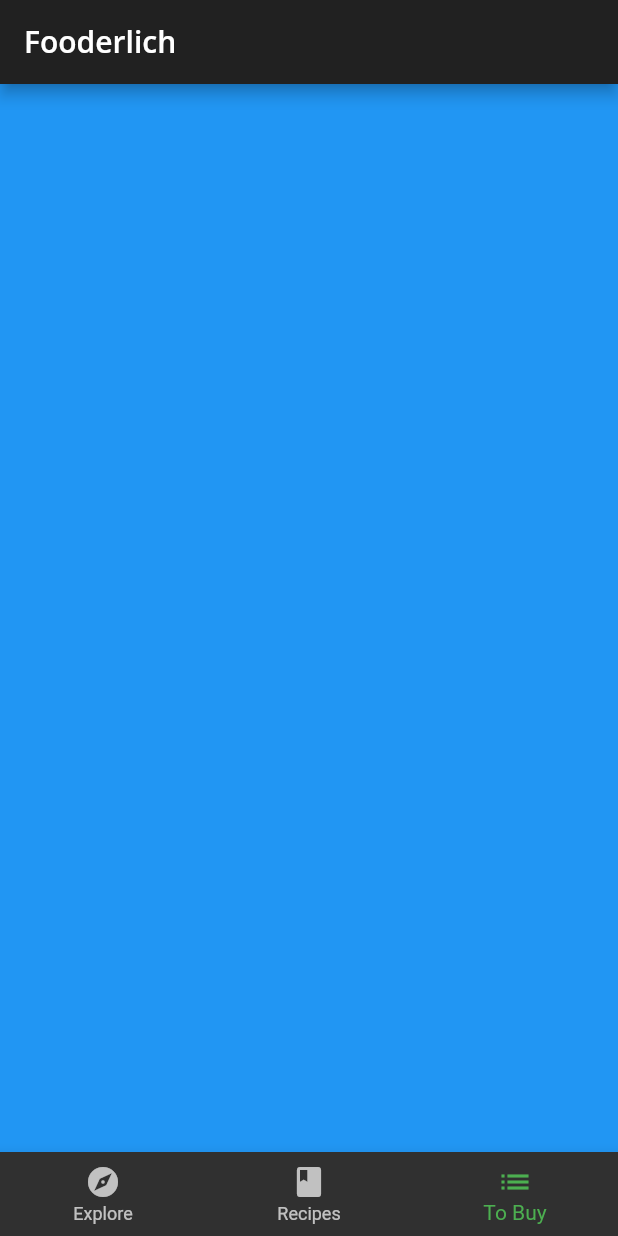
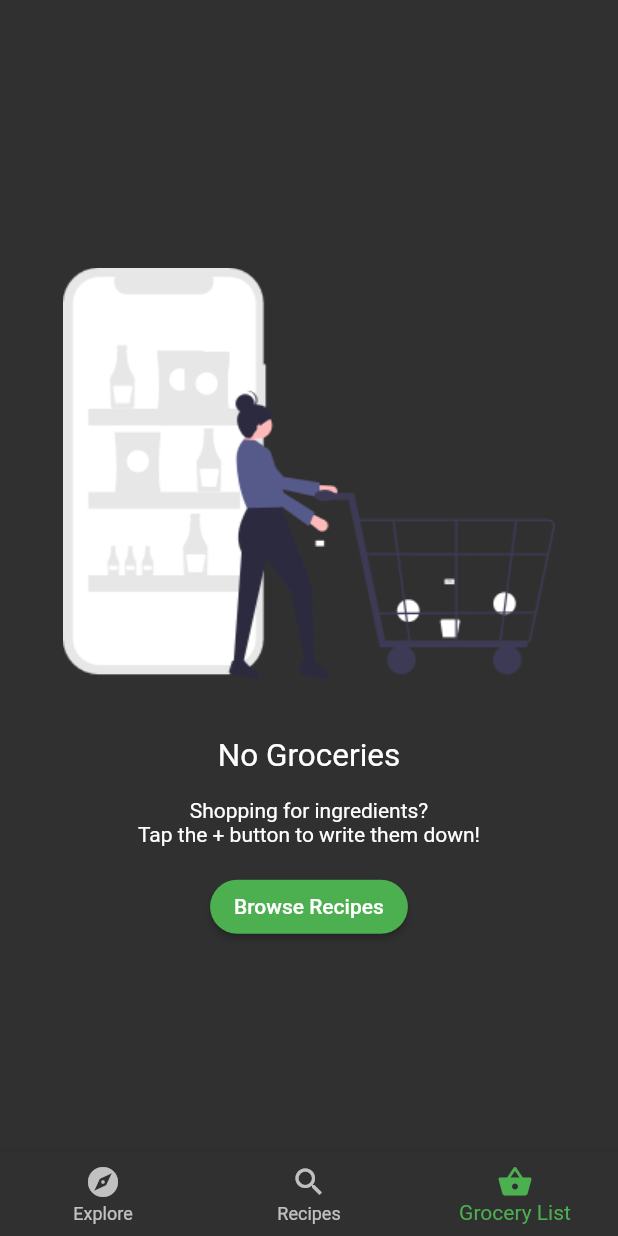
Before and after one commit to massimilianoporzio/fooderlich, a Flutter app: the screen it shows after launch, item 3 of the bottom bar chosen, on a phone screen of 412 x 824 dp. Run offline on Flutter 3.47's test engine with Material 2 defaults, Android fonts, the phone set to English and light mode, and no system bars; our stand-ins replace google_fonts.

Commit message:
tabManager su Home

```diff
--- a/lib/home.dart
+++ b/lib/home.dart
@@ -1,4 +1,8 @@
 import 'package:flutter/material.dart';
+import 'package:fooderlich/screens/grocery_screen.dart';
+
+import 'package:fooderlich/models/models.dart';
+import 'package:provider/provider.dart';
 
 import 'screens/explore_screen.dart';
 import 'screens/recipes_screen.dart';
@@ -11,51 +15,42 @@ class Home extends StatefulWidget {
 }
 
 class _HomeState extends State<Home> {
-  int _selectedIndex = 0;
-
   static List<Widget> pages = <Widget>[
     ExploreScreen(),
     RecipesScreen(),
-    // TODO 1: Replace with grocery screen
-    Container(color: Colors.blue),
+    GroceryScreen(),
   ];
 
-  void _onItemTapped(int index) {
-    setState(() {
-      _selectedIndex = index;
-    });
+  void _onItemTapped(TabManager tabManager, int index) {
+    tabManager.goToTab(index);
   }
 
   @override
   Widget build(BuildContext context) {
-    // TODO 9: Wrap inside a Consumer Widget
+    return Consumer<TabManager>(
+      builder: (context, tabManager, _) {
         return Scaffold(
-      appBar: AppBar(
-        title: Text(
-          'Fooderlich',
-          style: Theme.of(context).textTheme.headline6,
-        ),
-      ),
-      body: pages[_selectedIndex],
+          body: pages[tabManager.selectedTab],
           bottomNavigationBar: BottomNavigationBar(
-        selectedItemColor: Theme.of(context).textSelectionTheme.selectionColor,
-        currentIndex: _selectedIndex,
-        onTap: _onItemTapped,
-        items: <BottomNavigationBarItem>[
-          const BottomNavigationBarItem(
+            items: const <BottomNavigationBarItem>[
+              BottomNavigationBarItem(
                 icon: Icon(Icons.explore),
                 label: 'Explore',
               ),
-          const BottomNavigationBarItem(
-            icon: Icon(Icons.book),
+              BottomNavigationBarItem(
+                icon: Icon(Icons.search),
                 label: 'Recipes',
               ),
-          const BottomNavigationBarItem(
-            icon: Icon(Icons.list),
-            label: 'To Buy',
+              BottomNavigationBarItem(
+                icon: Icon(Icons.shopping_basket),
+                label: 'Grocery List',
               ),
             ],
+            currentIndex: tabManager.selectedTab,
+            onTap: (index) => _onItemTapped(tabManager, index),
           ),
+        );
+      },
     );
   }
 }
--- a/lib/main.dart
+++ b/lib/main.dart
@@ -2,8 +2,11 @@ import 'dart:ui';
 
 import 'package:flutter/material.dart';
 
+import 'package:provider/provider.dart';
+
 import 'fooderlich_theme.dart';
 import 'home.dart';
+import 'models/tab_manager.dart';
 
 class MyCustomScrollBehavior extends MaterialScrollBehavior {
   // Override behavior methods and getters like dragDevices
@@ -29,8 +32,9 @@ class Fooderlich extends StatelessWidget {
       scrollBehavior: MyCustomScrollBehavior(),
       theme: theme,
       title: 'Fooderlich',
-      // TODO 8: Replace this with MultiProvider
-      home: const Home(),
+      home: MultiProvider(providers: [
+        ChangeNotifierProvider(create: (context) => TabManager()),
+      ], child: const Home()),
     );
   }
 }
--- a/lib/models/models.dart
+++ b/lib/models/models.dart
@@ -2,3 +2,5 @@ export 'explore_data.dart';
 export 'explore_recipe.dart';
 export 'post.dart';
 export 'simple_recipe.dart';
+export 'grocery_item.dart';
+export 'tab_manager.dart';
--- /dev/null
+++ b/lib/models/tab_manager.dart
@@ -0,0 +1,15 @@
+import 'package:flutter/material.dart';
+
+class TabManager extends ChangeNotifier {
+  int selectedTab = 0;
+
+  void goToTab(int index) {
+    selectedTab = index;
+    notifyListeners();
+  }
+
+  void goToRecipes() {
+    selectedTab = 1;
+    notifyListeners();
+  }
+}
--- /dev/null
+++ b/lib/screens/empty_grocery_screen.dart
@@ -0,0 +1,43 @@
+import 'package:flutter/material.dart';
+
+class EmptyGroceryScreen extends StatelessWidget {
+  const EmptyGroceryScreen({Key? key}) : super(key: key);
+  @override
+  Widget build(BuildContext context) {
+    return Padding(
+      padding: EdgeInsets.all(30),
+      child: Column(
+        mainAxisAlignment: MainAxisAlignment.center,
+        children: [
+          Flexible(
+              child: AspectRatio(
+            aspectRatio: 1 / 1,
+            child: Image.asset('assets/fooderlich_assets/empty_list.png'),
+          )),
+          const Text(
+            'No Groceries',
+            style: TextStyle(fontSize: 21.0),
+          ),
+          const SizedBox(height: 16.0),
+          const Text(
+            'Shopping for ingredients?\n'
+            'Tap the + button to write them down!',
+            textAlign: TextAlign.center,
+          ),
+          const SizedBox(height: 16.0),
+          MaterialButton(
+            textColor: Colors.white,
+            child: const Text('Browse Recipes'),
+            shape: RoundedRectangleBorder(
+              borderRadius: BorderRadius.circular(30.0),
+            ),
+            color: Colors.green,
+            onPressed: () {
+// TODO 8: Go to Recipes Tab
+            },
+          ),
+        ],
+      ),
+    );
+  }
+}
--- /dev/null
+++ b/lib/screens/grocery_screen.dart
@@ -0,0 +1,11 @@
+import 'package:flutter/material.dart';
+import 'package:fooderlich/screens/empty_grocery_screen.dart';
+
+class GroceryScreen extends StatelessWidget {
+  const GroceryScreen({Key? key}) : super(key: key);
+
+  @override
+  Widget build(BuildContext context) {
+    return const EmptyGroceryScreen();
+  }
+}
--- a/pubspec.yaml
+++ b/pubspec.yaml
@@ -11,6 +11,7 @@ dependencies:
   flutter:
     sdk: flutter
   google_fonts: ^2.1.0
+  provider: ^6.0.3
 
 dev_dependencies:
   flutter_test:
```
Also changed, not shown: lib/models/grocery_item.dart (added, +47 -0 lines), pubspec.lock. Lines whose indentation alone changed are shown as unchanged.
